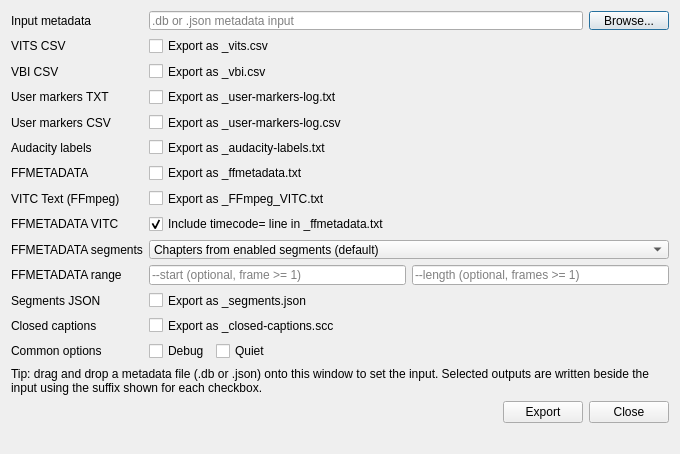
Above: src/tbc-export-metadata/metadataexportdialog.ui from GDH-Technologies/tbc-tools before the change. Below: the same form after it.
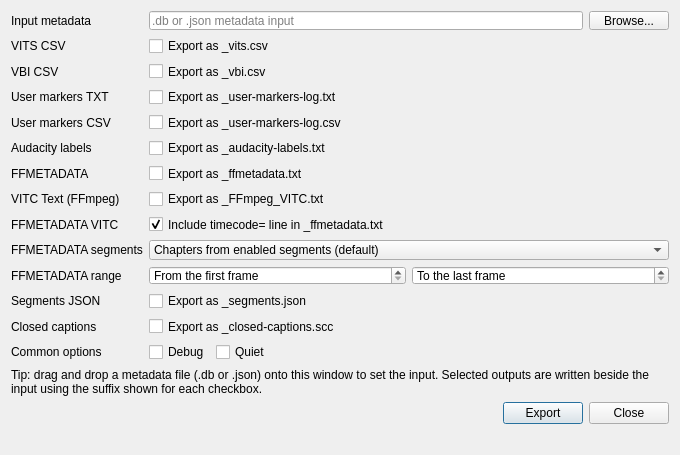
That is the form after the change.

Commit message: fix(tbc-export-metadata): no blocking --help probe; spin boxes for the range

```diff
--- a/src/tbc-export-metadata/metadataexportdialog.ui
+++ b/src/tbc-export-metadata/metadataexportdialog.ui
@@ -46,6 +46,9 @@
        </item>
        <item>
         <widget class="QPushButton" name="inputBrowseButton">
+         <property name="autoDefault">
+          <bool>false</bool>
+         </property>
          <property name="text">
           <string>Browse...</string>
          </property>
@@ -204,16 +207,34 @@
      <item row="10" column="1">
       <layout class="QHBoxLayout" name="ffmetadataRangeLayout">
        <item>
-        <widget class="QLineEdit" name="ffmetadataStartLineEdit">
-         <property name="placeholderText">
-          <string>--start (optional, frame &gt;= 1)</string>
+        <widget class="QSpinBox" name="ffmetadataStartSpinBox">
+         <property name="toolTip">
+          <string>First frame to export (--start)</string>
+         </property>
+         <property name="specialValueText">
+          <string>From the first frame</string>
+         </property>
+         <property name="prefix">
+          <string>Start frame </string>
+         </property>
+         <property name="maximum">
+          <number>99999999</number>
          </property>
         </widget>
        </item>
        <item>
-        <widget class="QLineEdit" name="ffmetadataLengthLineEdit">
-         <property name="placeholderText">
-          <string>--length (optional, frames &gt;= 1)</string>
+        <widget class="QSpinBox" name="ffmetadataLengthSpinBox">
+         <property name="toolTip">
+          <string>Number of frames to export (--length)</string>
+         </property>
+         <property name="specialValueText">
+          <string>To the last frame</string>
+         </property>
+         <property name="suffix">
+          <string> frames</string>
+         </property>
+         <property name="maximum">
+          <number>99999999</number>
          </property>
         </widget>
        </item>
@@ -314,6 +335,9 @@
      </item>
      <item>
       <widget class="QPushButton" name="exportButton">
+       <property name="default">
+        <bool>true</bool>
+       </property>
        <property name="text">
         <string>Export</string>
        </property>
@@ -321,6 +345,9 @@
      </item>
      <item>
       <widget class="QPushButton" name="closeButton">
+       <property name="autoDefault">
+        <bool>false</bool>
+       </property>
        <property name="text">
         <string>Close</string>
        </property>
```
The commit also changes 2 other files.
